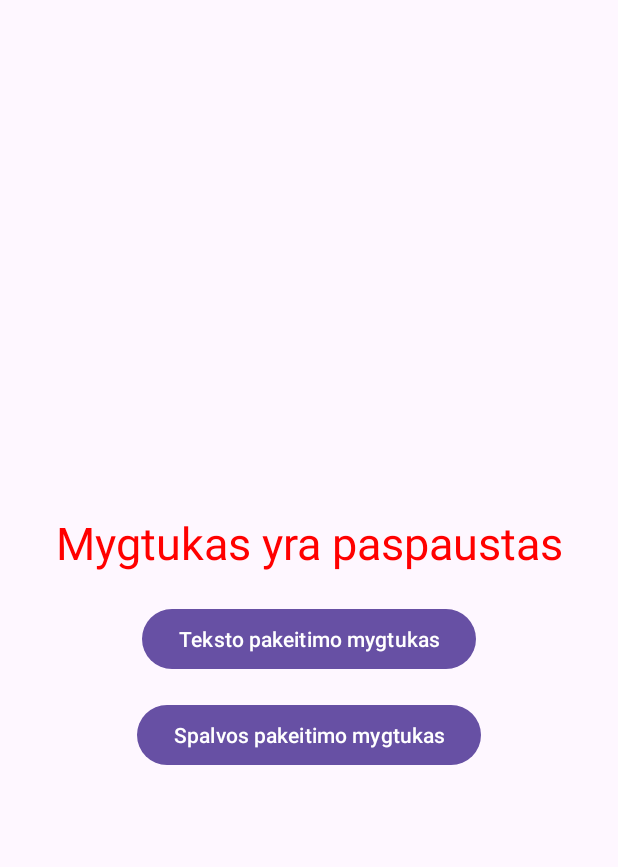
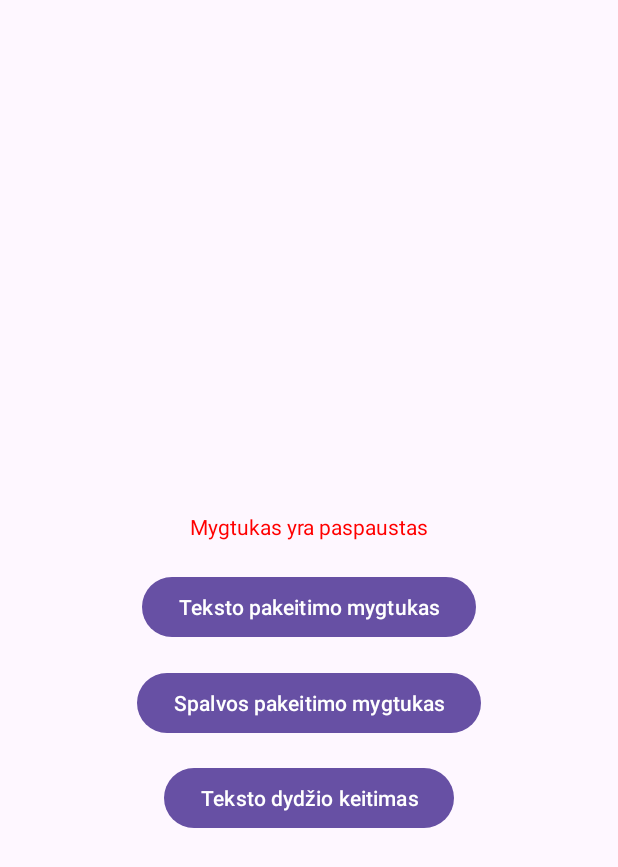
Before and after one commit to gustasram/1_LAB_MIPT_Gustas_Ramanauskas, an Android app: the screen it shows after launch (MainActivity), after a tap on "Spalvos pakeitimo mygtukas", on a phone screen of 412 x 824 dp. Shown: the top 867 px of the screen. Run offline under Robolectric (Android 15) with nearby library versions, the phone set to English and light mode, and no system bars; 1 other tap on this screen came first.

Commit message:
Pridėtas naujas mygtukas teksto dydžio pakeitimui.

```diff
--- a/app/src/main/java/com/example/a1_lab_mipt_gustas_ramanauskas/MainActivity.java
+++ b/app/src/main/java/com/example/a1_lab_mipt_gustas_ramanauskas/MainActivity.java
@@ -11,6 +11,7 @@ public class MainActivity extends AppCompatActivity {
     TextView tv;
     Button btnTextChange;
     Button btnColorChange;
+    Button btnTextSizeChange;
     @Override
     protected void onCreate(Bundle savedInstanceState) {
         super.onCreate(savedInstanceState);
@@ -18,6 +19,7 @@ public class MainActivity extends AppCompatActivity {
         tv = (TextView) findViewById(R.id.textView);
         btnTextChange = (Button) findViewById(R.id.btnTextChange);
         btnColorChange = (Button) findViewById(R.id.btnColorChange);
+        btnTextSizeChange = (Button) findViewById(R.id.btnTextSizeChange);
 
         btnTextChange.setOnClickListener(new View.OnClickListener(){
             @Override
@@ -29,8 +31,14 @@ public class MainActivity extends AppCompatActivity {
         btnColorChange.setOnClickListener(new View.OnClickListener(){
             @Override
             public void onClick(View v) {
-                tv.setTextSize(30);
                 tv.setTextColor(Color.parseColor("#FF0000"));
+            }
+        });
+
+        btnTextSizeChange.setOnClickListener(new View.OnClickListener(){
+            @Override
+            public void onClick(View v) {
+                tv.setTextSize(30); // teksto dydis pakeičiamas tik dėl to, kad būtų aiškiai matomas spalvos pokytis
             }
         });
     }
--- a/app/src/main/res/layout/activity_main.xml
+++ b/app/src/main/res/layout/activity_main.xml
@@ -36,5 +36,15 @@
         app:layout_constraintStart_toStartOf="parent"
         app:layout_constraintTop_toBottomOf="@+id/textView" />
 
+    <Button
+        android:id="@+id/btnTextSizeChange"
+        android:layout_width="wrap_content"
+        android:layout_height="wrap_content"
+        android:layout_marginTop="147dp"
+        android:text="Teksto dydžio keitimas"
+        app:layout_constraintEnd_toEndOf="parent"
+        app:layout_constraintStart_toStartOf="parent"
+        app:layout_constraintTop_toBottomOf="@+id/textView" />
+
 
 </androidx.constraintlayout.widget.ConstraintLayout>
```
